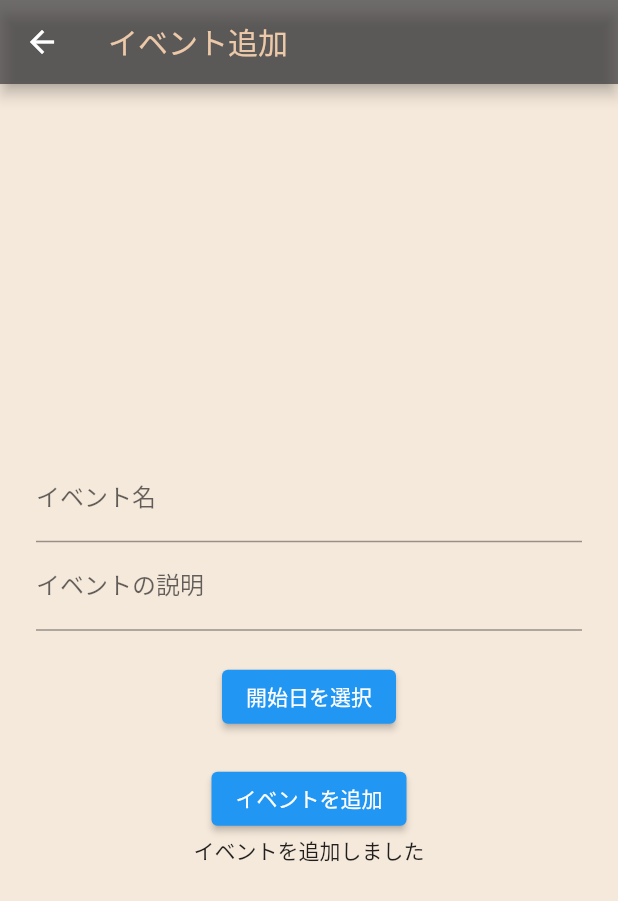
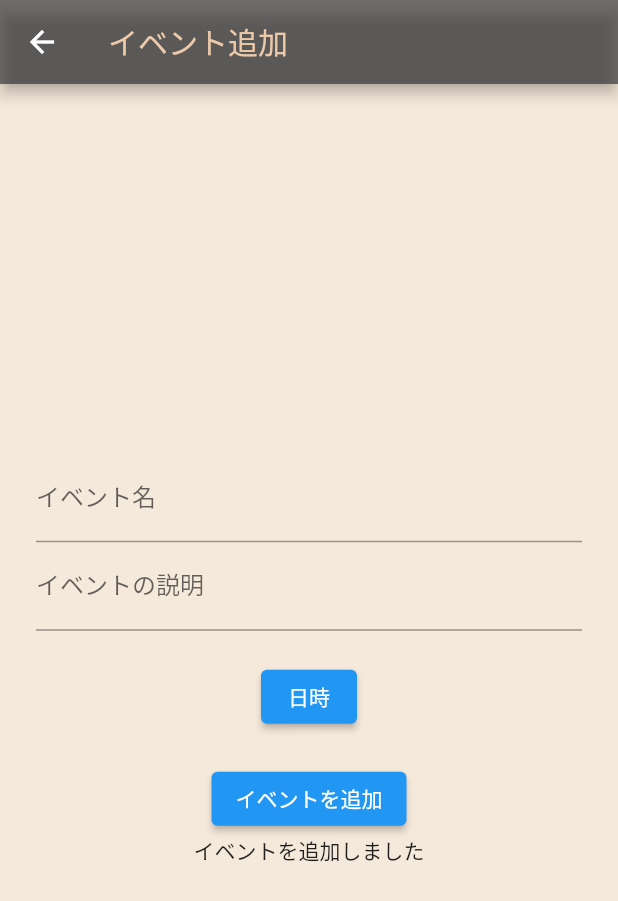
Before and after one commit to Harkii03/SoftTennis, a Flutter app: the EventPage screen opened directly, after a tap on "イベントを追加", on a phone screen of 412 x 824 dp. Shown: the top 901 px of the screen. Run offline on Flutter 3.47's test engine with Material 2 defaults, Android fonts, the phone set to English and light mode, and no system bars; our stand-ins replace cloud_firestore, firebase_auth, firebase_core, flutter_datetime_picker, table_calendar; missing offline and left inert: youtube_api; accounts and stored records are empty.

Commit message:
For add event page

```diff
--- a/tennis/lib/Screens/Event/Event_page.dart
+++ b/tennis/lib/Screens/Event/Event_page.dart
@@ -2,6 +2,8 @@ import 'package:flutter/material.dart';
 import 'package:firebase_auth/firebase_auth.dart';
 import 'package:cloud_firestore/cloud_firestore.dart';
 import 'package:flutter_datetime_picker/flutter_datetime_picker.dart';
+import 'package:intl/intl.dart';
+import 'package:tennis/Screens/Event/Event_edit_page.dart';
 
 class EventPage extends StatefulWidget {
   @override
@@ -13,9 +15,92 @@ class _EventPageState extends State<EventPage> {
   final _eventNameController = TextEditingController();
   final _eventDescriptionController = TextEditingController();
 
+  int _selectedHour = 0; // 追加: 選択した時間を格納する変数
+  int _selectedMinute = 0; // 追加: 選択した分を格納する変数
+
   DateTime? _startDate;
 
   String _infoText = '';
+
+  String formatDate(DateTime date) {
+    return DateFormat('yyyy年MM月dd日').format(date);
+  }
+
+  void _selectStartDate() {
+    DatePicker.showDatePicker(
+      context,
+      currentTime: _startDate ?? DateTime.now(),
+      minTime: DateTime(2021),
+      maxTime: DateTime(2030),
+      locale: LocaleType.jp, // Set the locale for Japanese format
+      onConfirm: (DateTime picked) {
+        if (picked != null) {
+          setState(() {
+            _startDate = picked;
+          });
+        }
+      },
+    );
+  }
+
+  // 追加: 時間を選択するための関数
+  void _selectTime() {
+    DatePicker.showPicker(
+      context,
+      showTitleActions: true,
+      pickerModel: TimePickerModel(),
+      onConfirm: (time) {
+        if (time != null) {
+          setState(() {
+            _selectedHour = time.hour;
+            _selectedMinute = time.minute;
+          });
+        }
+      },
+    );
+  }
+
+  void _saveEvent() async {
+    try {
+      // Access the "events" collection in Firestore
+      CollectionReference eventsCollection =
+          FirebaseFirestore.instance.collection('events');
+
+      // Create a new event document with a unique ID
+      DocumentReference newEventRef = eventsCollection.doc();
+
+      // Get the current user's ID
+      var _user = FirebaseAuth.instance.currentUser;
+      String userId = _user?.uid.toString() ?? '';
+
+      // Format the _startDate to "YYYY-MM-DD" before saving to Firestore
+      String formattedDate =
+          DateFormat('yyyy-MM-dd').format(_startDate ?? DateTime.now());
+
+      // Update the event data in Firestore with a unique name (e.g., using timestamp)
+      String uniqueEventName = DateTime.now().toIso8601String();
+
+      await newEventRef.set({
+        'userId': userId,
+        'eventName': _eventNameController.text,
+        'eventDescription': _eventDescriptionController.text,
+        'eventDate': formattedDate, // Save the formatted date
+        'eventNameUnique': uniqueEventName, // Add the unique event name
+        'timestamp': FieldValue.serverTimestamp(),
+      });
+
+      setState(() {
+        _infoText = 'イベントを追加しました';
+      });
+
+      Future.delayed(Duration(seconds: 2), () {
+        Navigator.of(context).pop();
+      });
+    } catch (e) {
+      // Handle any errors that occurred during saving
+      print('Error saving event: $e');
+    }
+  }
 
   @override
   Widget build(BuildContext context) {
@@ -54,20 +139,18 @@ class _EventPageState extends State<EventPage> {
                 },
               ),
               SizedBox(height: 20),
-              // ... Existing TextFormField widgets ...
 
               // Button to select start date
               ElevatedButton(
                 onPressed: _selectStartDate,
-                child: Text(_startDate != null
-                    ? '日付: ${_startDate?.toLocal()}'
-                    : '開始日を選択'),
+                child: Text(
+                  _startDate != null ? '日付: ${formatDate(_startDate!)}' : '日時',
+                ),
               ),
-
               SizedBox(height: 20),
               ElevatedButton(
                 onPressed: _saveEvent, // Update onPressed to call _saveEvent
-                child: Text('イベントを追加'),
+                child: const Text('イベントを追加'),
               ),
               // メッセージ表示用のテキストウィジェット
               Text(_infoText),
@@ -77,58 +160,4 @@ class _EventPageState extends State<EventPage> {
       ),
     );
   }
-
-  void _selectStartDate() {
-    DatePicker.showDatePicker(
-      context,
-      currentTime: _startDate ?? DateTime.now(),
-      minTime: DateTime(2021),
-      maxTime: DateTime(2030),
-      onConfirm: (DateTime picked) {
-        if (picked != null) {
-          setState(() {
-            _startDate = picked;
-          });
-        }
-      },
-    );
-  }
-
-  void _saveEvent() async {
-    try {
-      // Access the "events" collection in Firestore
-      CollectionReference eventsCollection =
-          FirebaseFirestore.instance.collection('events');
-
-      // Create a new event document with a unique ID
-      DocumentReference newEventRef = eventsCollection.doc();
-
-      // Get the current user's ID
-      var _user = FirebaseAuth.instance.currentUser;
-
-      String userId = _user?.uid.toString() ?? '';
-
-      // Save the event data to Firestore
-
-      await newEventRef.set({
-        'userId': userId,
-        'eventName': _eventNameController.text, // Use directly from form fields
-        'eventDescription':
-            _eventDescriptionController.text, // Use directly from form fields
-        'eventDate': _startDate,
-        'timestamp': FieldValue.serverTimestamp(),
-      });
-
-      setState(() {
-        _infoText = 'イベントを追加しました';
-      });
-
-      Future.delayed(Duration(seconds: 2), () {
-        Navigator.of(context).pop();
-      });
-    } catch (e) {
-      // Handle any errors that occurred during saving
-      print('Error saving event: $e');
-    }
-  }
 }
```
